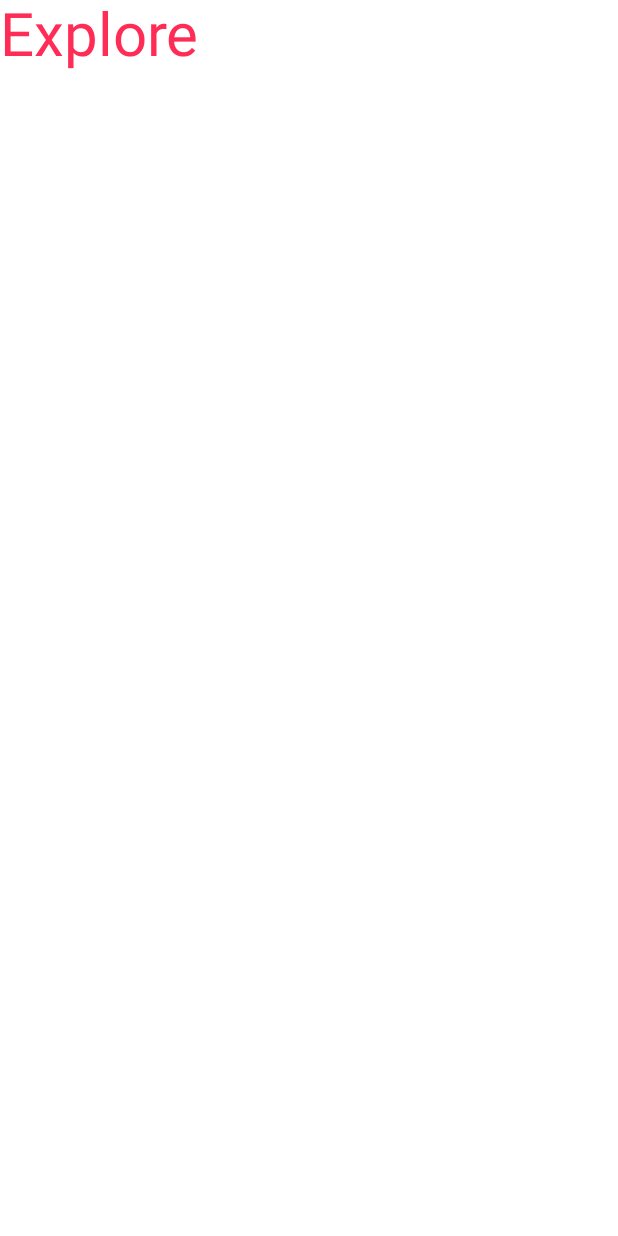
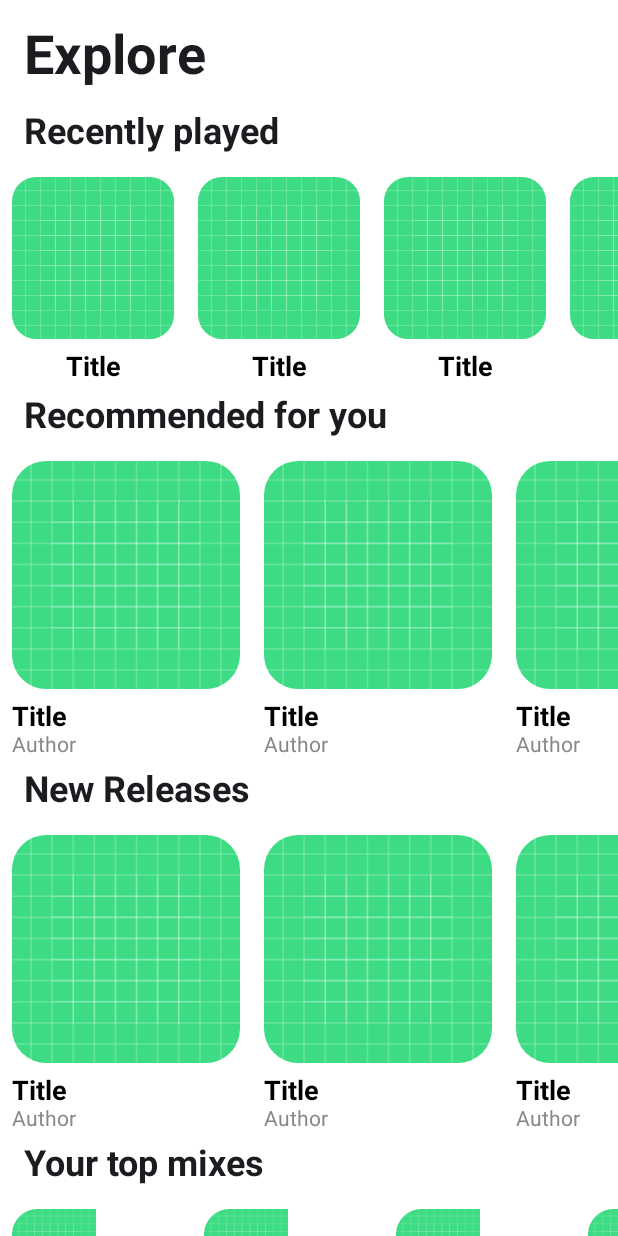
Before and after one commit to Fabudi/MusicApp, an Android app built with Jetpack Compose: the composable ExploreScreen shown on its own in the app's theme, on a phone screen of 412 x 824 dp. Run offline under Robolectric (Android 15) with nearby library versions, the phone set to English and light mode, and no system bars.

Commit message:
Explore screen populated with some basic things

```diff
--- a/app/src/main/java/inc/fabudi/musicapp/ui/screens/ExploreScreen.kt
+++ b/app/src/main/java/inc/fabudi/musicapp/ui/screens/ExploreScreen.kt
@@ -1,25 +1,107 @@
 package inc.fabudi.musicapp.ui.screens
 
 import androidx.compose.foundation.background
-import androidx.compose.foundation.layout.Box
+import androidx.compose.foundation.layout.Column
 import androidx.compose.foundation.layout.fillMaxSize
+import androidx.compose.foundation.layout.height
+import androidx.compose.foundation.layout.padding
+import androidx.compose.foundation.lazy.LazyColumn
+import androidx.compose.foundation.lazy.LazyRow
+import androidx.compose.material.Text
 import androidx.compose.material3.MaterialTheme
-import androidx.compose.material.Text
 import androidx.compose.runtime.Composable
 import androidx.compose.ui.Modifier
 import androidx.compose.ui.text.TextStyle
+import androidx.compose.ui.text.font.FontWeight
+import androidx.compose.ui.tooling.preview.Preview
+import androidx.compose.ui.unit.dp
 import androidx.compose.ui.unit.sp
+import inc.fabudi.musicapp.ui.components.PlaylistCardWithDesc
+import inc.fabudi.musicapp.ui.components.PlaylistCardWithName
+import inc.fabudi.musicapp.ui.components.PlaylistCardWithNameFourImages
 
 @Composable
 fun ExploreScreen() {
-    Box(
+    Column(
         modifier = Modifier
             .fillMaxSize()
             .background(color = MaterialTheme.colorScheme.background)
+            .padding(top = 16.dp)
     ) {
         Text(
-            text = "Explore",
-            style = TextStyle(fontSize = 40.sp, color = MaterialTheme.colorScheme.primary)
+            text = "Explore", style = TextStyle(
+                fontSize = 36.sp,
+                fontWeight = FontWeight.Bold,
+                color = MaterialTheme.colorScheme.onBackground
+            ), modifier = Modifier.padding(start = 16.dp)
         )
+        LazyColumn(
+            modifier = Modifier
+                .fillMaxSize()
+                .padding(top = 16.dp)
+        ) {
+            item {
+                Text(
+                    text = "Recently played", style = TextStyle(
+                        fontSize = 24.sp,
+                        fontWeight = FontWeight.Bold,
+                        color = MaterialTheme.colorScheme.onBackground
+                    ), modifier = Modifier.padding(bottom = 8.dp, start = 16.dp)
+                )
+                LazyRow {
+                    items(8) {
+                        PlaylistCardWithName()
+                    }
+                }
+            }
+            item {
+                Text(
+                    text = "Recommended for you", style = TextStyle(
+                        fontSize = 24.sp,
+                        fontWeight = FontWeight.Bold,
+                        color = MaterialTheme.colorScheme.onBackground
+                    ), modifier = Modifier.padding(bottom = 8.dp, start = 16.dp)
+                )
+                LazyRow {
+                    items(8) {
+                        PlaylistCardWithDesc(modifier = Modifier.height(152.dp))
+                    }
+                }
+            }
+            item {
+                Text(
+                    text = "New Releases", style = TextStyle(
+                        fontSize = 24.sp,
+                        fontWeight = FontWeight.Bold,
+                        color = MaterialTheme.colorScheme.onBackground
+                    ), modifier = Modifier.padding(bottom = 8.dp, start = 16.dp)
+                )
+                LazyRow {
+                    items(4) {
+                        PlaylistCardWithDesc(modifier = Modifier.height(152.dp))
+                    }
+                }
+            }
+            item {
+                Text(
+                    text = "Your top mixes", style = TextStyle(
+                        fontSize = 24.sp,
+                        fontWeight = FontWeight.Bold,
+                        color = MaterialTheme.colorScheme.onBackground
+                    ), modifier = Modifier.padding(bottom = 8.dp, start = 16.dp)
+                )
+                LazyRow {
+                    items(8) {
+                        PlaylistCardWithNameFourImages()
+                    }
+                }
+            }
+        }
     }
 }
+
+@Preview
+@Composable
+fun ExploreScreenPreview() {
+    ExploreScreen()
+}
```
